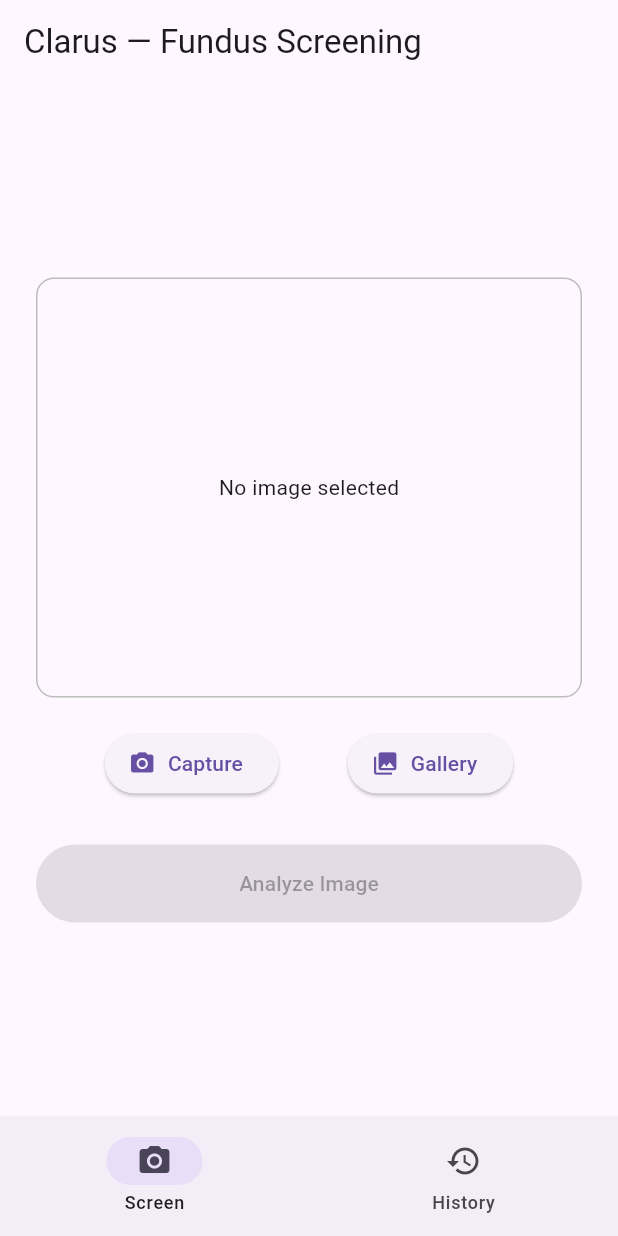
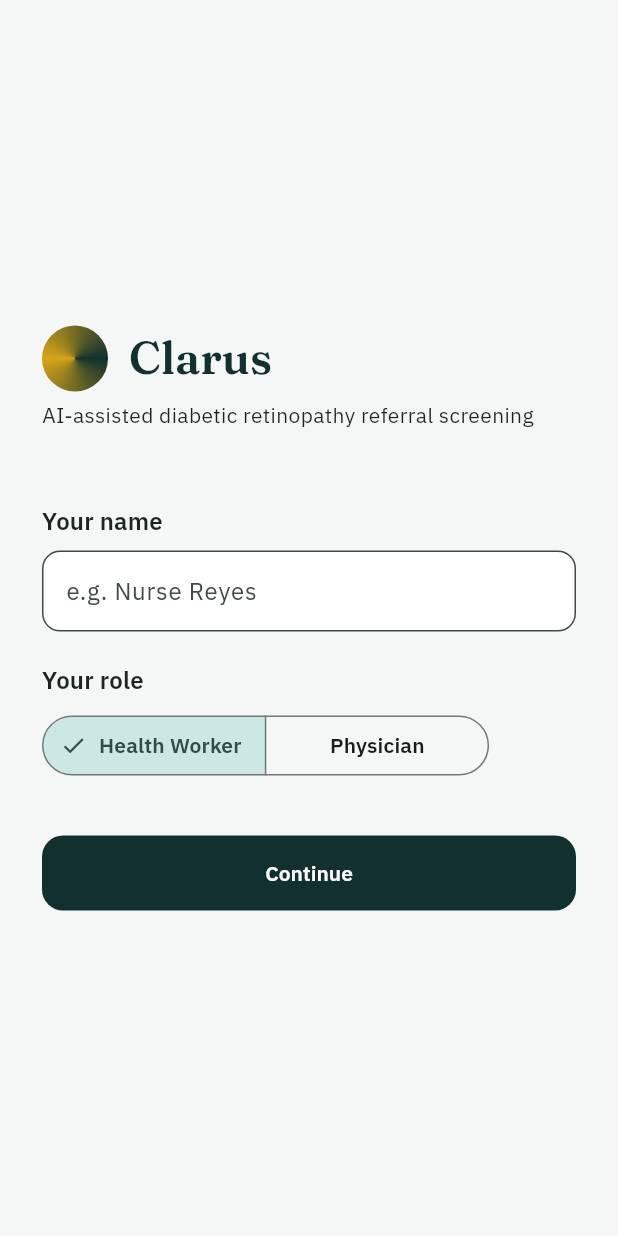
Before and after one commit to kyleverdida/Clarus_App, a Flutter app: the screen it shows after launch, on a phone screen of 412 x 824 dp. Run offline on Flutter 3.47's test engine with Material 3 defaults, Android fonts, the light colour scheme and no system bars; our stand-ins replace google_fonts, image_picker.

Commit message:
Updated UI Aesthetics

```diff
--- a/clarus_app/lib/main.dart
+++ b/clarus_app/lib/main.dart
@@ -1,6 +1,6 @@
 import 'package:flutter/material.dart';
-import 'screens/upload_screen.dart';
-import 'screens/history_screen.dart';
+import 'screens/login_screen.dart';
+import 'theme/app_theme.dart';
 
 void main() {
   runApp(const ClarusApp());
@@ -13,43 +13,9 @@ class ClarusApp extends StatelessWidget {
   Widget build(BuildContext context) {
     return MaterialApp(
       title: 'Clarus',
-      theme: ThemeData(
-        primarySwatch: Colors.teal,
-        useMaterial3: true,
-      ),
-      home: const HomeShell(),
+      debugShowCheckedModeBanner: false,
+      theme: clarusTheme(),
+      home: const LoginScreen(),
     );
   }
 }
-
-class HomeShell extends StatefulWidget {
-  const HomeShell({super.key});
-
-  @override
-  State<HomeShell> createState() => _HomeShellState();
-}
-
-class _HomeShellState extends State<HomeShell> {
-  int _selectedIndex = 0;
-
-  final _screens = const [
-    UploadScreen(),
-    HistoryScreen(),
-  ];
-
-  @override
-  Widget build(BuildContext context) {
-    return Scaffold(
-      body: _screens[_selectedIndex],
-      bottomNavigationBar: NavigationBar(
-        selectedIndex: _selectedIndex,
-        onDestinationSelected: (index) =>
-            setState(() => _selectedIndex = index),
-        destinations: const [
-          NavigationDestination(icon: Icon(Icons.camera_alt), label: 'Screen'),
-          NavigationDestination(icon: Icon(Icons.history), label: 'History'),
-        ],
-      ),
-    );
-  }
-}
--- /dev/null
+++ b/clarus_app/lib/screens/login_screen.dart
@@ -0,0 +1,110 @@
+import 'package:flutter/material.dart';
+import '../theme/app_theme.dart';
+import 'home_screen.dart';
+
+/// Lightweight identification, not full authentication — enough to attach
+/// a worker name to encounter records, matching the multi-user framing
+/// in Chapter 1 ("assist healthcare workers and physicians").
+class LoginScreen extends StatefulWidget {
+  const LoginScreen({super.key});
+
+  @override
+  State<LoginScreen> createState() => _LoginScreenState();
+}
+
+class _LoginScreenState extends State<LoginScreen> {
+  final _nameController = TextEditingController();
+  String _role = 'Health Worker';
+
+  void _continue() {
+    if (_nameController.text.trim().isEmpty) {
+      ScaffoldMessenger.of(context).showSnackBar(
+        const SnackBar(content: Text('Enter your name to continue')),
+      );
+      return;
+    }
+    Navigator.pushReplacement(
+      context,
+      MaterialPageRoute(
+        builder: (_) =>
+            HomeScreen(workerName: _nameController.text.trim(), role: _role),
+      ),
+    );
+  }
+
+  @override
+  Widget build(BuildContext context) {
+    return Scaffold(
+      body: SafeArea(
+        child: Padding(
+          padding: const EdgeInsets.all(28.0),
+          child: Column(
+            crossAxisAlignment: CrossAxisAlignment.start,
+            mainAxisAlignment: MainAxisAlignment.center,
+            children: [
+              // Wordmark, styled with the display face — the app's only
+              // other appearance of the iris-ring motif, kept quiet here.
+              Row(
+                children: [
+                  Container(
+                    height: 44,
+                    width: 44,
+                    decoration: const BoxDecoration(
+                      shape: BoxShape.circle,
+                      gradient: SweepGradient(colors: [
+                        ClarusColors.ink,
+                        ClarusColors.accent,
+                        ClarusColors.ink
+                      ]),
+                    ),
+                  ),
+                  const SizedBox(width: 14),
+                  Text('Clarus',
+                      style: Theme.of(context).textTheme.displaySmall),
+                ],
+              ),
+              const SizedBox(height: 6),
+              Text(
+                'AI-assisted diabetic retinopathy referral screening',
+                style: Theme.of(context).textTheme.bodyMedium,
+              ),
+              const SizedBox(height: 48),
+              Text('Your name', style: Theme.of(context).textTheme.titleMedium),
+              const SizedBox(height: 8),
+              TextField(
+                controller: _nameController,
+                decoration: InputDecoration(
+                  hintText: 'e.g. Nurse Reyes',
+                  filled: true,
+                  fillColor: ClarusColors.cardSurface,
+                  border: OutlineInputBorder(
+                    borderRadius: BorderRadius.circular(12),
+                    borderSide: const BorderSide(color: ClarusColors.divider),
+                  ),
+                ),
+              ),
+              const SizedBox(height: 20),
+              Text('Your role', style: Theme.of(context).textTheme.titleMedium),
+              const SizedBox(height: 8),
+              SegmentedButton<String>(
+                segments: const [
+                  ButtonSegment(
+                      value: 'Health Worker', label: Text('Health Worker')),
+                  ButtonSegment(value: 'Physician', label: Text('Physician')),
+                ],
+                selected: {_role},
+                onSelectionChanged: (s) => setState(() => _role = s.first),
+              ),
+              const SizedBox(height: 36),
+              SizedBox(
+                width: double.infinity,
+                child: ElevatedButton(
+                    onPressed: _continue, child: const Text('Continue')),
+              ),
+            ],
+          ),
+        ),
+      ),
+    );
+  }
+}
--- a/clarus_app/lib/screens/upload_screen.dart
+++ b/clarus_app/lib/screens/upload_screen.dart
@@ -2,6 +2,7 @@ import 'dart:io';
 import 'package:flutter/material.dart';
 import 'package:image_picker/image_picker.dart';
 import '../services/api_service.dart';
+import '../theme/app_theme.dart';
 import 'results_screen.dart';
 
 class UploadScreen extends StatefulWidget {
@@ -55,17 +56,58 @@ class _UploadScreenState extends State<UploadScreen> {
     showDialog(
       context: context,
       builder: (_) => AlertDialog(
-        title: const Text('Image Quality Insufficient'),
+        shape: RoundedRectangleBorder(borderRadius: BorderRadius.circular(16)),
+        title: const Text('Image quality insufficient'),
         content: const Text(
-          'The uploaded image did not meet the minimum quality threshold '
-          '(blur, illumination, or framing). Please recapture the fundus image.',
+          'This image did not meet the minimum quality threshold — it may be '
+          'blurred, poorly lit, or off-center. Recapture the fundus image and try again.',
         ),
         actions: [
-          TextButton(
+          FilledButton(
             onPressed: () => Navigator.pop(context),
-            child: const Text('OK'),
+            child: const Text('Recapture'),
           ),
         ],
+      ),
+    );
+  }
+
+  /// The signature element: a circular iris-styled viewfinder instead of
+  /// a generic rectangular photo box. Frames the eye and ties the visual
+  /// identity to the app's subject and name.
+  Widget _buildViewfinder() {
+    return Container(
+      height: 280,
+      width: 280,
+      decoration: BoxDecoration(
+        shape: BoxShape.circle,
+        gradient: const SweepGradient(
+          colors: [ClarusColors.ink, ClarusColors.accent, ClarusColors.ink],
+        ),
+      ),
+      padding: const EdgeInsets.all(4),
+      child: Container(
+        decoration: const BoxDecoration(
+            shape: BoxShape.circle, color: ClarusColors.canvas),
+        padding: const EdgeInsets.all(6),
+        child: ClipOval(
+          child: Container(
+            color: ClarusColors.cardSurface,
+            child: _selectedImage == null
+                ? Column(
+                    mainAxisAlignment: MainAxisAlignment.center,
+                    children: [
+                      Icon(Icons.remove_red_eye_outlined,
+                          size: 48, color: ClarusColors.textMuted),
+                      const SizedBox(height: 10),
+                      Text('Center the fundus image',
+                          style: Theme.of(context).textTheme.bodySmall,
+                          textAlign: TextAlign.center),
+                    ],
+                  )
+                : Image.file(_selectedImage!, fit: BoxFit.cover),
+          ),
+        ),
       ),
     );
   }
@@ -73,51 +115,41 @@ class _UploadScreenState extends State<UploadScreen> {
   @override
   Widget build(BuildContext context) {
     return Scaffold(
-      appBar: AppBar(title: const Text('Clarus — Fundus Screening')),
+      appBar: AppBar(title: const Text('New Screening')),
       body: Padding(
-        padding: const EdgeInsets.all(24.0),
+        padding: const EdgeInsets.symmetric(horizontal: 24.0),
         child: Column(
           mainAxisAlignment: MainAxisAlignment.center,
           children: [
-            Container(
-              height: 280,
-              width: double.infinity,
-              decoration: BoxDecoration(
-                border: Border.all(color: Colors.grey.shade400),
-                borderRadius: BorderRadius.circular(12),
-              ),
-              child: _selectedImage == null
-                  ? const Center(child: Text('No image selected'))
-                  : ClipRRect(
-                      borderRadius: BorderRadius.circular(12),
-                      child: Image.file(_selectedImage!, fit: BoxFit.cover),
-                    ),
-            ),
-            const SizedBox(height: 20),
+            Center(child: _buildViewfinder()),
+            const SizedBox(height: 28),
             Row(
-              mainAxisAlignment: MainAxisAlignment.spaceEvenly,
+              mainAxisAlignment: MainAxisAlignment.center,
               children: [
-                ElevatedButton.icon(
-                  onPressed: () => _pickImage(ImageSource.camera),
-                  icon: const Icon(Icons.camera_alt),
-                  label: const Text('Capture'),
+                Expanded(
+                  child: OutlinedButton.icon(
+                    onPressed: () => _pickImage(ImageSource.camera),
+                    icon: const Icon(Icons.camera_alt_outlined, size: 20),
+                    label: const Text('Capture'),
+                  ),
                 ),
-                ElevatedButton.icon(
-                  onPressed: () => _pickImage(ImageSource.gallery),
-                  icon: const Icon(Icons.photo_library),
-                  label: const Text('Gallery'),
+                const SizedBox(width: 12),
+                Expanded(
+                  child: OutlinedButton.icon(
+                    onPressed: () => _pickImage(ImageSource.gallery),
+                    icon: const Icon(Icons.photo_library_outlined, size: 20),
+                    label: const Text('Gallery'),
+                  ),
                 ),
               ],
             ),
-            const SizedBox(height: 30),
+            const SizedBox(height: 28),
             SizedBox(
               width: double.infinity,
               child: ElevatedButton(
                 onPressed: _selectedImage == null || _isUploading
                     ? null
                     : _submitImage,
-                style: ElevatedButton.styleFrom(
-                    padding: const EdgeInsets.symmetric(vertical: 16)),
                 child: _isUploading
                     ? const SizedBox(
                         height: 20,
@@ -125,8 +157,14 @@ class _UploadScreenState extends State<UploadScreen> {
                         child: CircularProgressIndicator(
                             strokeWidth: 2, color: Colors.white),
                       )
-                    : const Text('Analyze Image'),
+                    : const Text('Analyze image'),
               ),
+            ),
+            const SizedBox(height: 12),
+            Text(
+              'Images are checked for quality before classification.',
+              style: Theme.of(context).textTheme.bodySmall,
+              textAlign: TextAlign.center,
             ),
           ],
         ),
--- a/clarus_app/lib/services/api_service.dart
+++ b/clarus_app/lib/services/api_service.dart
@@ -8,7 +8,8 @@ import '../models/screening_result.dart';
 const bool useMockApi = true;
 
 /// Change this once you know the real deployed backend URL.
-const String baseUrl = 'http://10.0.2.2:8000'; // 10.0.2.2 = localhost for Android emulator
+const String baseUrl =
+    'http://10.0.2.2:8000'; // 10.0.2.2 = localhost for Android emulator
 
 class ApiService {
   Future<ScreeningResult> uploadImage(File imageFile) async {
@@ -54,7 +55,8 @@ class ApiService {
   Future<ScreeningResult> _realUpload(File imageFile) async {
     final uri = Uri.parse('$baseUrl/predict');
     final request = http.MultipartRequest('POST', uri);
-    request.files.add(await http.MultipartFile.fromPath('image', imageFile.path));
+    request.files
+        .add(await http.MultipartFile.fromPath('image', imageFile.path));
 
     final streamedResponse = await request.send();
     final response = await http.Response.fromStream(streamedResponse);
--- /dev/null
+++ b/clarus_app/lib/theme/app_theme.dart
@@ -0,0 +1,128 @@
+import 'package:flutter/material.dart';
+import 'package:google_fonts/google_fonts.dart';
+
+/// Clarus design tokens.
+/// Palette grounded in the app's subject: warm amber echoes a fundus
+/// photograph's glow; deep teal-ink reads clinical without being cold.
+class ClarusColors {
+  static const Color ink = Color(0xFF12312E); // primary / headers / nav
+  static const Color canvas = Color(0xFFF4F7F5); // background
+  static const Color accent = Color(0xFFD6A419); // brand amber — also "Monitor"
+  static const Color refer =
+      Color(0xFFB3392C); // "Refer" triage — muted brick red
+  static const Color normal = Color(0xFF3F7A5C); // "Normal" triage — muted sage
+  static const Color textPrimary = Color(0xFF1B2523);
+  static const Color textMuted = Color(0xFF5B6B67);
+  static const Color divider = Color(0xFFDDE5E2);
+  static const Color cardSurface = Color(0xFFFFFFFF);
+
+  /// Returns the correct triage color for a given category string.
+  static Color forTriage(String triage) {
+    switch (triage) {
+      case 'Normal':
+        return normal;
+      case 'Monitor':
+        return accent;
+      case 'Refer':
+        return refer;
+      default:
+        return textMuted;
+    }
+  }
+}
+
+class ClarusType {
+  static TextTheme textTheme() {
+    final display = GoogleFonts.fraunces();
+    final body = GoogleFonts.ibmPlexSans();
+
+    return TextTheme(
+      displaySmall: display.copyWith(
+        fontSize: 30,
+        fontWeight: FontWeight.w600,
+        color: ClarusColors.ink,
+        height: 1.15,
+      ),
+      headlineSmall: display.copyWith(
+        fontSize: 22,
+        fontWeight: FontWeight.w600,
+        color: ClarusColors.ink,
+      ),
+      titleMedium: body.copyWith(
+        fontSize: 16,
+        fontWeight: FontWeight.w600,
+        color: ClarusColors.textPrimary,
+      ),
+      bodyLarge: body.copyWith(
+          fontSize: 16, color: ClarusColors.textPrimary, height: 1.4),
+      bodyMedium: body.copyWith(
+          fontSize: 14, color: ClarusColors.textPrimary, height: 1.4),
+      bodySmall: body.copyWith(
+          fontSize: 12, color: ClarusColors.textMuted, height: 1.3),
+      labelLarge: body.copyWith(fontSize: 14, fontWeight: FontWeight.w600),
+    );
+  }
+
+  /// For data: confidence scores, encounter IDs, timestamps.
+  static TextStyle mono({double size = 13, Color? color, FontWeight? weight}) {
+    return GoogleFonts.ibmPlexMono(
+      fontSize: size,
+      color: color ?? ClarusColors.textMuted,
+      fontWeight: weight ?? FontWeight.w500,
+    );
+  }
+}
+
+ThemeData clarusTheme() {
+  return ThemeData(
+    useMaterial3: true,
+    scaffoldBackgroundColor: ClarusColors.canvas,
+    colorScheme: ColorScheme.fromSeed(
+      seedColor: ClarusColors.ink,
+      primary: ClarusColors.ink,
+      secondary: ClarusColors.accent,
+      surface: ClarusColors.cardSurface,
+    ),
+    textTheme: ClarusType.textTheme(),
+    appBarTheme: AppBarTheme(
+      backgroundColor: ClarusColors.canvas,
+      elevation: 0,
+      foregroundColor: ClarusColors.ink,
+      titleTextStyle: ClarusType.textTheme().headlineSmall,
+      centerTitle: false,
+    ),
+    elevatedButtonTheme: ElevatedButtonThemeData(
+      style: ElevatedButton.styleFrom(
+        backgroundColor: ClarusColors.ink,
+        foregroundColor: Colors.white,
+        padding: const EdgeInsets.symmetric(vertical: 16, horizontal: 20),
+        shape: RoundedRectangleBorder(borderRadius: BorderRadius.circular(14)),
+        textStyle: ClarusType.textTheme().labelLarge,
+        elevation: 0,
+      ),
+    ),
+    outlinedButtonTheme: OutlinedButtonThemeData(
+      style: OutlinedButton.styleFrom(
+        foregroundColor: ClarusColors.ink,
+        side: const BorderSide(color: ClarusColors.ink, width: 1.3),
+        padding: const EdgeInsets.symmetric(vertical: 16, horizontal: 20),
+        shape: RoundedRectangleBorder(borderRadius: BorderRadius.circular(14)),
+      ),
+    ),
+    cardTheme: CardThemeData(
+      color: ClarusColors.cardSurface,
+      elevation: 0,
+      shape: RoundedRectangleBorder(
+        borderRadius: BorderRadius.circular(16),
+        side: const BorderSide(color: ClarusColors.divider),
+      ),
+    ),
+    navigationBarTheme: NavigationBarThemeData(
+      backgroundColor: ClarusColors.cardSurface,
+      indicatorColor: ClarusColors.accent.withOpacity(0.18),
+      labelTextStyle: WidgetStateProperty.all(
+        ClarusType.textTheme().bodySmall?.copyWith(color: ClarusColors.ink),
+      ),
+    ),
+  );
+}
```
Also changed, not shown: clarus_app/lib/screens/history_screen.dart (+43 -23 lines), clarus_app/lib/screens/home_screen.dart (added, +128 -0 lines), clarus_app/lib/screens/results_screen.dart (+70 -37 lines), 1 other file.
